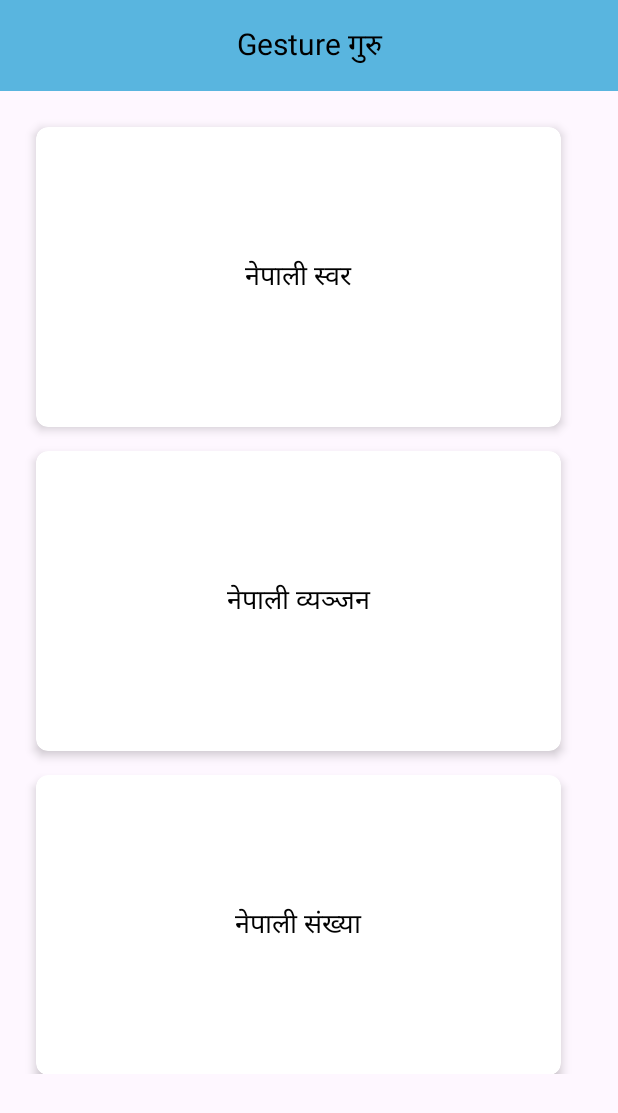
After one commit to swapnil-up/Nepali_Sign_Language_Detection, an Android app: the layout activity_learn.xml on its own in the app's theme, with its tools: preview values and no code run, on a phone screen of 412 x 824 dp. The commit adds this screen. Shown: the top 1113 px of the screen. Run offline under Robolectric (Android 15) with nearby library versions, the phone set to English and light mode, and no system bars.

Commit message:
integration going on

```diff
--- /dev/null
+++ b/app/src/main/java/com/example/nsl_mini/ConsonantsActivity.kt
@@ -0,0 +1,4 @@
+package com.example.nsl_mini
+
+class ConsonantsActivity {
+}
--- /dev/null
+++ b/app/src/main/java/com/example/nsl_mini/NumbersActivity.kt
@@ -0,0 +1,4 @@
+package com.example.nsl_mini
+
+class NumbersActivity {
+}
--- /dev/null
+++ b/app/src/main/java/com/example/nsl_mini/VowelsActivity.kt
@@ -0,0 +1,4 @@
+package com.example.nsl_mini
+
+class VowelsActivity {
+}
--- /dev/null
+++ b/app/src/main/res/drawable/baseline_arrow_forward_24.xml
@@ -0,0 +1,5 @@
+<vector xmlns:android="http://schemas.android.com/apk/res/android" android:autoMirrored="true" android:height="24dp" android:tint="#000000" android:viewportHeight="24" android:viewportWidth="24" android:width="24dp">
+
+    <path android:fillColor="@android:color/white" android:pathData="M12,4l-1.41,1.41L16.17,11H4v2h12.17l-5.58,5.59L12,20l8,-8z"/>
+
+</vector>
--- /dev/null
+++ b/app/src/main/res/drawable/baseline_book_24.xml
@@ -0,0 +1,5 @@
+<vector xmlns:android="http://schemas.android.com/apk/res/android" android:height="24dp" android:tint="#000000" android:viewportHeight="24" android:viewportWidth="24" android:width="24dp">
+
+    <path android:fillColor="@android:color/white" android:pathData="M18,2H6c-1.1,0 -2,0.9 -2,2v16c0,1.1 0.9,2 2,2h12c1.1,0 2,-0.9 2,-2V4c0,-1.1 -0.9,-2 -2,-2zM6,4h5v8l-2.5,-1.5L6,12V4z"/>
+
+</vector>
--- /dev/null
+++ b/app/src/main/res/layout/activity_learn.xml
@@ -0,0 +1,78 @@
+<?xml version="1.0" encoding="utf-8"?>
+<LinearLayout xmlns:android="http://schemas.android.com/apk/res/android"
+    xmlns:app="http://schemas.android.com/apk/res-auto"
+    android:layout_width="match_parent"
+    android:layout_height="match_parent"
+    android:orientation="vertical">
+
+    <!-- Toolbar -->
+    <include
+        layout="@layout/toolbar"
+        android:id="@+id/toolbar"
+        android:layout_width="match_parent"
+        android:layout_height="wrap_content" />
+
+    <LinearLayout
+        android:layout_width="match_parent"
+        android:layout_height="671dp"
+        android:orientation="vertical"
+        android:padding="16dp">
+
+        <!-- Learn Vowels CardView -->
+        <androidx.cardview.widget.CardView
+            android:id="@+id/card_vowels"
+            android:layout_width="350dp"
+            android:layout_height="200dp"
+            android:layout_margin="8dp"
+            app:cardCornerRadius="8dp"
+            app:cardElevation="4dp">
+
+            <TextView
+                android:layout_width="match_parent"
+                android:layout_height="match_parent"
+                android:gravity="center"
+                android:padding="16dp"
+                android:text="नेपाली स्वर"
+                android:textColor="@android:color/black"
+                android:textSize="18sp" />
+        </androidx.cardview.widget.CardView>
+
+        <!-- Learn Consonants CardView -->
+        <androidx.cardview.widget.CardView
+            android:id="@+id/card_consonants"
+            android:layout_width="350dp"
+            android:layout_height="200dp"
+            android:layout_margin="8dp"
+            app:cardCornerRadius="8dp"
+            app:cardElevation="4dp">
+
+            <TextView
+                android:layout_width="match_parent"
+                android:layout_height="match_parent"
+                android:gravity="center"
+                android:padding="16dp"
+                android:text="नेपाली व्यञ्जन"
+                android:textColor="@android:color/black"
+                android:textSize="18sp" />
+        </androidx.cardview.widget.CardView>
+
+        <!-- Learn Numbers CardView -->
+        <androidx.cardview.widget.CardView
+            android:id="@+id/card_numbers"
+            android:layout_width="350dp"
+            android:layout_height="200dp"
+            android:layout_margin="8dp"
+            app:cardCornerRadius="8dp"
+            app:cardElevation="4dp">
+
+            <TextView
+                android:layout_width="match_parent"
+                android:layout_height="match_parent"
+                android:gravity="center"
+                android:padding="16dp"
+                android:text="नेपाली संख्या"
+                android:textColor="@android:color/black"
+                android:textSize="18sp" />
+        </androidx.cardview.widget.CardView>
+    </LinearLayout>
+</LinearLayout>
--- /dev/null
+++ b/app/src/main/res/layout/toolbar.xml
@@ -0,0 +1,21 @@
+<?xml version="1.0" encoding="utf-8"?>
+<LinearLayout
+    xmlns:android="http://schemas.android.com/apk/res/android"
+    android:orientation="horizontal"
+    android:layout_width="match_parent"
+    android:layout_height="wrap_content"
+    android:padding="10dp"
+    android:id="@+id/toolbar"
+    android:background="@color/blue"
+    android:gravity="center_vertical">
+
+    <TextView
+        android:layout_width="0dp"
+        android:layout_height="wrap_content"
+        android:layout_weight="1"
+        android:text="Gesture गुरु"
+        android:textAlignment="center"
+        android:textSize="20dp"
+        android:layout_margin="5dp"
+        android:textColor="@color/black"/>
+</LinearLayout>
--- a/app/src/main/res/values/colors.xml
+++ b/app/src/main/res/values/colors.xml
@@ -2,4 +2,8 @@
 <resources>
     <color name="black">#FF000000</color>
     <color name="white">#FFFFFFFF</color>
+    <color name="green">#009688</color>
+    <color name="blue">#59b5df</color>
+    <color name="bluish">#004051</color>
+    <color name="splash">#f6ece1</color>
 </resources>
--- a/app/src/main/res/values/strings.xml
+++ b/app/src/main/res/values/strings.xml
@@ -1,3 +1,7 @@
 <resources>
     <string name="app_name">NSL_mini</string>
+    <string name="navigation_drawer_open">Open navigation drawer</string>
+    <string name="navigation_drawer_close">Close navigation drawer</string>
+    <string name="nav_home">Home</string>
+    <string name="nav_logout">Logout</string>
 </resources>
```
Also changed, not shown: app/build.gradle.kts (+7 -0 lines), app/src/main/java/com/example/nsl_mini/LearnActivity.kt (added, +33 -0 lines), app/src/main/java/com/example/nsl_mini/MainActivity.kt (+61 -0 lines), app/src/main/res/drawable/baseline_add_home_24.xml (added, +7 -0 lines), app/src/main/res/drawable/circle.xml (added, +14 -0 lines), app/src/main/res/layout/activity_main.xml (+44 -19 lines), app/src/main/res/layout/nav_header.xml (added, +22 -0 lines), app/src/main/res/menu/nav_menu.xml (added, +15 -0 lines).
